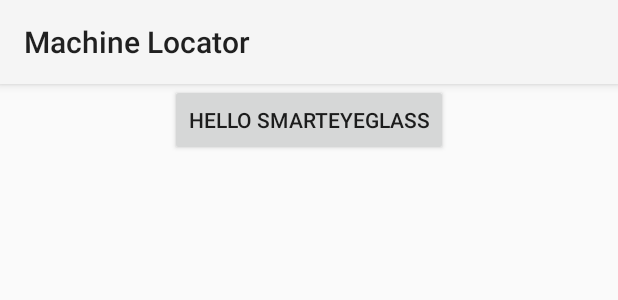
After one commit to pk910/BeaconLocation, an Android app: the layout phonelayout.xml on its own in the app's theme, with its tools: preview values and no code run, on a phone screen of 412 x 824 dp. The commit adds this screen. Shown: the top 300 px of the screen. Run offline under Robolectric (Android 15) with nearby library versions, the phone set to English and light mode, and no system bars.

Commit message:
Fixed errors and missing resources for Integration of Google SmartEye Glass

```diff
--- a/app/src/main/java/de/dhbwloerrach/beaconlocation/extensions/smarteyeglass/ExtensionService.java
+++ b/app/src/main/java/de/dhbwloerrach/beaconlocation/extensions/smarteyeglass/ExtensionService.java
@@ -70,7 +70,7 @@ public final class ExtensionService extends com.sonyericsson.extras.liveware.ext
 
     @Override
     protected com.sonyericsson.extras.liveware.extension.util.registration.RegistrationInformation getRegistrationInformation() {
-        return new RegistrationInformation(this);
+        return new MachineLocatorRegistrationInformation(this);
     }
 
     @Override
--- a/app/src/main/java/de/dhbwloerrach/beaconlocation/extensions/smarteyeglass/HelloWorldActivity.java
+++ b/app/src/main/java/de/dhbwloerrach/beaconlocation/extensions/smarteyeglass/HelloWorldActivity.java
@@ -41,6 +41,8 @@ import android.widget.Button;
 import android.widget.Toast;
 
 import com.sonyericsson.extras.liveware.aef.registration.Registration;
+
+import de.dhbwloerrach.beaconlocation.R;
 
 /**
  * The Hello World activity provides a button on the phone that starts
--- a/app/src/main/java/de/dhbwloerrach/beaconlocation/extensions/smarteyeglass/RegistrationInformation.java
+++ b/app/src/main/java/de/dhbwloerrach/beaconlocation/extensions/smarteyeglass/MachineLocatorRegistrationInformation.java
@@ -38,10 +38,12 @@ import com.sonyericsson.extras.liveware.aef.registration.Registration.ExtensionC
 import com.sonyericsson.extras.liveware.extension.util.ExtensionUtils;
 import com.sonyericsson.extras.liveware.extension.util.registration.RegistrationInformation;
 
+import de.dhbwloerrach.beaconlocation.R;
+
 /**
  * Provides information needed during extension registration.
  */
-public final class RegistrationInformation
+public final class MachineLocatorRegistrationInformation
         extends com.sonyericsson.extras.liveware.extension.util.registration.RegistrationInformation {
 
     /** The application context. */
@@ -55,7 +57,7 @@ public final class RegistrationInformation
      *
      * @param context The context.
      */
-    public RegistrationInformation(final Context context) {
+    public MachineLocatorRegistrationInformation(final Context context) {
         this.context = context;
     }
 
--- a/app/src/main/java/de/dhbwloerrach/beaconlocation/extensions/smarteyeglass/ScreenSize.java
+++ b/app/src/main/java/de/dhbwloerrach/beaconlocation/extensions/smarteyeglass/ScreenSize.java
@@ -33,6 +33,8 @@ package de.dhbwloerrach.beaconlocation.extensions.smarteyeglass;
 
 import android.content.Context;
 import android.content.res.Resources;
+
+import de.dhbwloerrach.beaconlocation.R;
 
 /**
  * Provides screen size.
--- /dev/null
+++ b/app/src/main/res/drawable-nodpi/shape.xml
@@ -0,0 +1,6 @@
+<?xml version="1.0" encoding="utf-8"?>
+<shape xmlns:android="http://schemas.android.com/apk/res/android">
+    <stroke android:width="3px" android:color="@android:color/darker_gray" />
+    <corners android:radius="5px" />
+    <solid android:color="@android:color/black"/>
+</shape>
--- /dev/null
+++ b/app/src/main/res/layout/phonelayout.xml
@@ -0,0 +1,14 @@
+<?xml version="1.0" encoding="utf-8"?>
+
+<LinearLayout xmlns:android="http://schemas.android.com/apk/res/android"
+    android:orientation="vertical" android:layout_width="match_parent"
+    android:layout_height="match_parent">
+
+    <Button
+        android:id="@+id/btnglass"
+        android:layout_width="wrap_content"
+        android:layout_height="wrap_content"
+        android:layout_gravity="center_horizontal"
+        android:text="@string/text_phone_to_smarteyeglass" />
+
+</LinearLayout>
```
Also changed, not shown: app/src/main/java/de/dhbwloerrach/beaconlocation/extensions/smarteyeglass/Control.java (+6 -1 lines), app/src/main/res/values/strings.xml (+12 -0 lines), app/src/main/res/drawable-hdpi/icon.png (added), app/src/main/res/drawable-ldpi/icon.png (added), app/src/main/res/drawable-mdpi/icon.png (added), app/src/main/res/drawable-nodpi/actions_view_in_phone.png (added), app/src/main/res/drawable-nodpi/icon_extension.png (added), app/src/main/res/drawable-nodpi/icon_extension48.png (added), app/src/main/res/drawable-xhdpi/icon.png (added).
